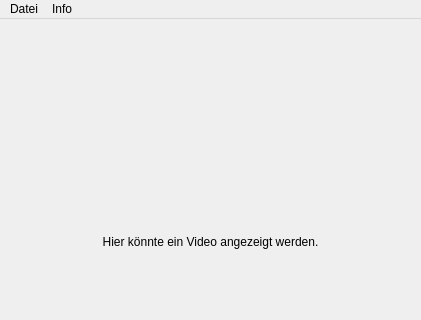
Before: the Qt Designer form movieviewwindow.ui in striezel/qt-commander, drawn with Qt 5; both pictures show x 0 to 421 and y 0 to 320 of the 421 by 514 pixel window.
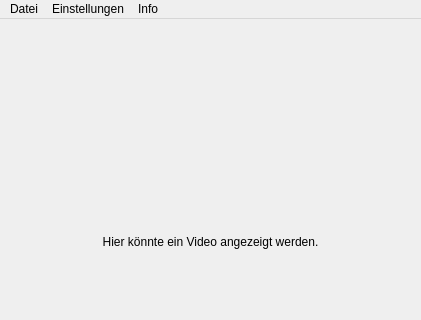
After: the same form once the commit is applied. Icons and pictures are not drawn.

Commit message:
add setting to automatically start videos in movie viewer
By default, the user has to click the start button in the movie
viewer to start a movie/video. This can now be changed so that
the video starts automatically when the viewer shows up.

The edit to the form file:
```diff
--- a/movieviewwindow.ui
+++ b/movieviewwindow.ui
@@ -81,7 +81,14 @@
     </property>
     <addaction name="actionSupportedFileTypes"/>
    </widget>
+   <widget class="QMenu" name="menuSettings">
+    <property name="title">
+     <string>Einstellungen</string>
+    </property>
+    <addaction name="actionAutoStartVideos"/>
+   </widget>
    <addaction name="menuFile"/>
+   <addaction name="menuSettings"/>
    <addaction name="menuInfo"/>
   </widget>
   <widget class="QStatusBar" name="statusbar"/>
```
Left out of the diff: 8 changed lines with no effect on the pictures. The commit also changes 6 other files.
